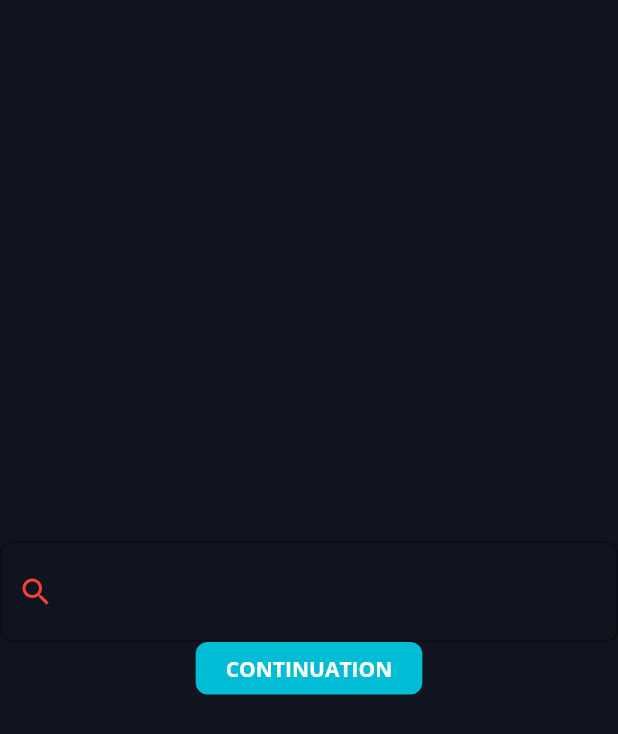
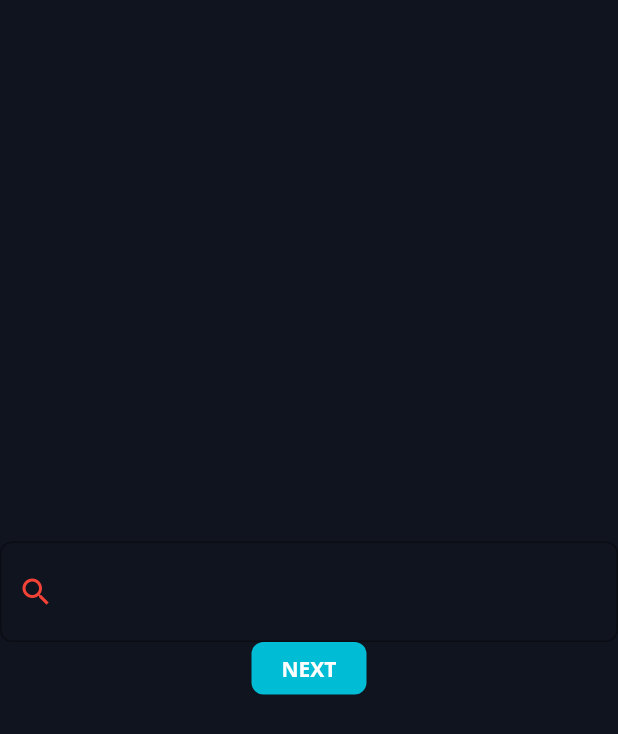
Before and after one commit to MRZee97/Pogoda, a Flutter app: the screen it shows after launch, on a phone screen of 412 x 824 dp. Shown: the top 734 px of the screen. Run offline on Flutter 3.47's test engine with Material 2 defaults, Android fonts, the phone set to English and light mode, and no system bars; our stand-ins replace equatable, flutter_bloc, google_fonts.

Commit message:
first commit

```diff
--- a/lib/bloc/weather_event.dart
+++ b/lib/bloc/weather_event.dart
@@ -5,7 +5,7 @@ abstract class WeatherEvent extends Equatable {
   @override
   List<Object> get props => [];
 }
-
+// нажатие на кнопку принимает город
 class WeatherSearchButtonPressed extends WeatherEvent {
   WeatherSearchButtonPressed({required this.city});
   String city;
--- a/lib/bloc/weather_state.dart
+++ b/lib/bloc/weather_state.dart
@@ -10,11 +10,15 @@ abstract class WeatherState extends Equatable {
 class WeatherStateInitial extends WeatherState {
 }
 
+// состояние загрузки
 class WeatherStateLoading extends WeatherState {}
+
+// загруженное
 class WeatherStateLoaded extends WeatherState {
   WeatherStateLoaded({required this.temps, required this.windSpeeds, required this.humidities});
   List temps;
   List windSpeeds;
   List humidities;
 }
+// состояние ошибки
 class WeatherStateError extends WeatherState {}
--- a/lib/data/server_interaction.dart
+++ b/lib/data/server_interaction.dart
@@ -2,6 +2,7 @@ import 'dart:convert';
 
 import "package:http/http.dart" as http;
 
+// константная ссылка
 class Links {
   static  baseUrl(String city){
     return "https://api.openweathermap.org/data/2.5/forecast?q=$city&exclude=current,hourly,minutely,alerts&units=metric&appid=e026b73a10a8fe8deaa00fcdb9eb14a8";
@@ -11,10 +12,13 @@ class Links {
 class ServerInteraction {
   Future<dynamic> getWeatherByCity(String city) async{
     Uri url = Uri.parse(Links.baseUrl(city));
+ // сетевая обраокта ошибок
     try{
+      // запрос на сервер
       final result = await http.get(url);
-
+      // сериализация
       final weatherResult = jsonDecode(result.body);
+      // каст в map
       return weatherResult as Map<String, dynamic>;
     }catch(e){
       return 'error';
--- a/lib/main.dart
+++ b/lib/main.dart
@@ -12,7 +12,6 @@ void main() {
 class MyApp extends StatelessWidget {
   const MyApp({Key? key}) : super(key: key);
 
-  // This widget is the root of your application.
   @override
   Widget build(BuildContext context) {
     return MaterialApp(
--- a/lib/pages/city_weather_page.dart
+++ b/lib/pages/city_weather_page.dart
@@ -18,6 +18,7 @@ class _CityWeatherPageState extends State<CityWeatherPage> {
     return BlocProvider(
       create: (context) => WeatherBloc(
         serverInteraction: ServerInteraction()
+        //после инициализации блока отправляем событие
       )..add(WeatherSearchButtonPressed(city: widget.city)),
       child: BlocBuilder<WeatherBloc, WeatherState>(
         builder: (context, state){
--- a/lib/pages/main_page.dart
+++ b/lib/pages/main_page.dart
@@ -7,17 +7,9 @@ import '../widgets/action_button.dart';
 import 'city_weather_page.dart';
 
 
-class MainPage extends StatefulWidget {
-
+class MainPage extends StatelessWidget {
 
   MainPage({Key? key}) : super(key: key);
-
-  @override
-  State<MainPage> createState() => _MainPageState();
-}
-
-
-class _MainPageState extends State<MainPage> {
 
   @override
   Widget build(BuildContext context) {
@@ -30,23 +22,31 @@ class _MainPageState extends State<MainPage> {
   }
 }
 
+class MainPageContent extends StatefulWidget {
+  const MainPageContent({Key? key}) : super(key: key);
 
+  @override
+  State<MainPageContent> createState() => _MainPageContentState();
+}
 
-// вынесеный виджет
-class MainPageContent extends StatelessWidget {
+class _MainPageContentState extends State<MainPageContent> {
+  late final TextEditingController _cityEditingController;
+  @override
+  void initState() {
+    super.initState();
+ _cityEditingController = TextEditingController();
+  }
 
   @override
   Widget build(BuildContext context) {
-    final TextEditingController cityEditingController = TextEditingController();
-
     return Container(
       height: MediaQuery.of(context).size.height,
       child: Column(
-        mainAxisAlignment: MainAxisAlignment.center,
+          mainAxisAlignment: MainAxisAlignment.center,
           children: [
             TextField(
-              controller: cityEditingController,
-              style: TextStyle(
+              controller: _cityEditingController,
+              style: const TextStyle(
                 fontWeight: FontWeight.w400,
                 fontSize: 20,
                 color: Colors.white,),
@@ -57,11 +57,11 @@ class MainPageContent extends StatelessWidget {
             Align(alignment: Alignment.center,
               child: ActionButton(
                   onTap: () {
-                    if(cityEditingController.text.length >= 3){
-                      Navigator.of(context).push(MaterialPageRoute(builder: (context)=> CityWeatherPage(city: cityEditingController.text,)));
+                    if(_cityEditingController.text.length >= 3){
+                      Navigator.of(context).push(MaterialPageRoute(builder: (context)=> CityWeatherPage(city: _cityEditingController.text,),),);
                     }
                   },
-                  text: "continuation"
+                  text: "Next"
               ),
             ),
 
--- a/lib/resources/pogoda_images.dart
+++ b/lib/resources/pogoda_images.dart
@@ -1,5 +1,5 @@
 class PogodaImages{
-
+  // запрет на создание объектов
   const PogodaImages._();
   static const ironman = "assets/images/ironman.png";
 
```
Also changed, not shown: lib/bloc/weather_bloc.dart (+10 -14 lines), lib/pages/weather_3days_page.dart (+4 -11 lines).
